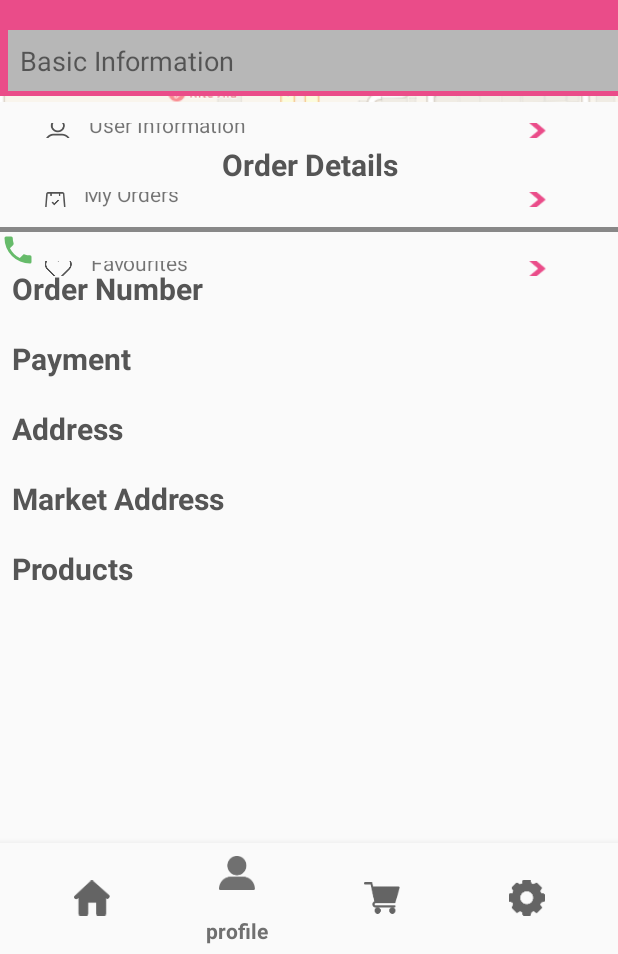
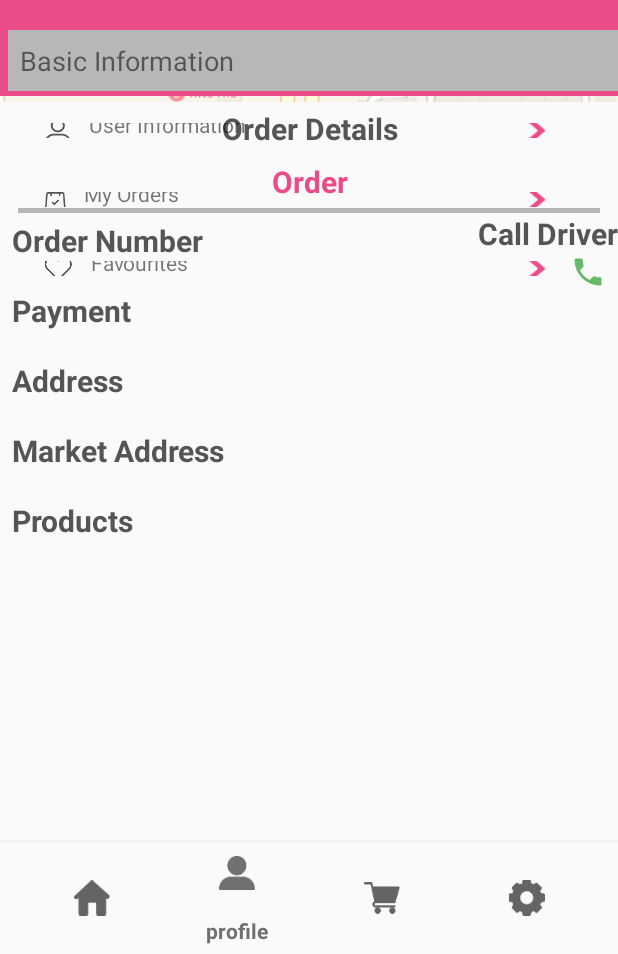
Before and after one commit to EsraaGK/bago, an Android app: the fragment OrderDetailsFragment placed in its activity, item 2 of the bottom bar chosen, on a phone screen of 412 x 824 dp, the part 282-1236 px from its top. Run offline under Robolectric (Android 15) with nearby library versions, the phone set to English and light mode, and no system bars; our stand-ins replace data binding, navigation-ui; libraries missing offline, so code that uses them is left out: ; 10 statements that could not run were skipped.

Commit message:
Esraa Commit

```diff
--- a/app/src/main/java/com/iti/bago/tabbarActivity/cart/ConfirmOrderFragment.kt
+++ b/app/src/main/java/com/iti/bago/tabbarActivity/cart/ConfirmOrderFragment.kt
@@ -36,7 +36,7 @@ class ConfirmOrderFragment : Fragment() {
         val viewModelFactory = ConfirmOrder_VMFactory(x)
         viewModel = ViewModelProviders.of(this, viewModelFactory).get(ConfirmorderViewModel::class.java)
         Log.i("arrayfrom confirm frag", x[0].name)
-        //  viewModel.args = args
+          viewModel.args = ConfirmOrderFragmentArgs.fromBundle(arguments!!)
         binding.setLifecycleOwner(this)
         binding.viewModel = viewModel
         val sharedPrefUtil = SharedPrefUtil()
--- a/app/src/main/java/com/iti/bago/tabbarActivity/cart/ConfirmorderViewModel.kt
+++ b/app/src/main/java/com/iti/bago/tabbarActivity/cart/ConfirmorderViewModel.kt
@@ -44,8 +44,9 @@ class ConfirmorderViewModel(val tempArray: Array<CartObj>) : ViewModel() {
     var phone: String = ""
     var mySupermarketsId = messyList.distinctBy { it.supermarket_id }
     val supermarkets_no = mySupermarketsId.size
-    val total_orders_coast = 15 * supermarkets_no
 
+var args :ConfirmOrderFragmentArgs?= null
+   // val total_orders_coast = (args!!.totalPrice) *15
     fun setId_Token(id: String, token: String) {
         customer_id = id
         customer_token = token
@@ -183,7 +184,7 @@ fun showDialog(view: View) {
 
     //set text from EditTexts of custom layout
     mDialogView.supermarket_text.text = "You Will Order From $supermarkets_no " +
-            "Supermarkets with total price of $total_orders_coast ,Order?"
+            "Supermarkets with total price of {${args!!.totalPrice +(supermarkets_no* 15)}} ,Order?"
 
     //ok button click of custom layout
     mDialogView.dialogOkBtn.setOnClickListener {
--- a/app/src/main/java/com/iti/bago/tabbarActivity/profile/favourites/FavouritesObj.kt
+++ b/app/src/main/java/com/iti/bago/tabbarActivity/profile/favourites/FavouritesObj.kt
@@ -9,6 +9,7 @@ data class FavouritesObj(
     val product_id: String,
     val name: String,
     val type: String,
+    val cart:Boolean?,
     var position: Int?,
     val price_before: Double,
     val price_after: Double,
--- a/app/src/main/res/layout/confirm_dialog.xml
+++ b/app/src/main/res/layout/confirm_dialog.xml
@@ -30,7 +30,8 @@
                 android:text="Confirm"
                 android:background="@drawable/layout_bg"
                 android:layout_width="wrap_content"
-                android:layout_height="wrap_content" />
+                android:layout_height="wrap_content"
+        android:layout_marginLeft="12dp"/>
     </LinearLayout>
 
 </LinearLayout>
--- a/app/src/main/res/layout/confirm_order_fragment.xml
+++ b/app/src/main/res/layout/confirm_order_fragment.xml
@@ -85,7 +85,7 @@
                 android:id="@+id/delivery_label"
                 android:layout_width="wrap_content"
                 android:layout_height="wrap_content"
-                android:text="Delivery Date and Time "
+                android:text="Order Date and Time "
                 app:layout_constraintTop_toBottomOf="@id/view1"
                 app:layout_constraintLeft_toLeftOf="parent"
                 app:layout_constraintBottom_toBottomOf="@id/view2"
--- a/app/src/main/res/layout/orderdetails_fragment.xml
+++ b/app/src/main/res/layout/orderdetails_fragment.xml
@@ -10,6 +10,7 @@
                 name="viewModel"
                 type="com.iti.bago.tabbarActivity.profile.orders.OrderDetailsViewModel"/>
     </data>
+    <ScrollView android:layout_width="match_parent" android:layout_height="match_parent">
     <android.support.constraint.ConstraintLayout
             android:layout_width="match_parent"
             android:layout_height="match_parent"
@@ -35,70 +36,106 @@
                 android:gravity="center"
                 android:text="Order Details"
                 android:textColor="#555"
+                app:layout_constraintBottom_toTopOf="@id/status_lable"
+                app:layout_constraintLeft_toLeftOf="parent"
+                app:layout_constraintRight_toRightOf="parent"
+                app:layout_constraintTop_toBottomOf="@id/map"/>
+        <TextView
+                tools:text="delivered order"
+                android:id="@+id/status_lable"
+                style="@style/header_style"
+                android:layout_width="match_parent"
+                android:layout_height="wrap_content"
+                android:layout_marginVertical="4dp"
+                android:gravity="center"
+                android:text="@{orderDetails.status+`Order`}"
+                android:textColor="@color/pink"
                 app:layout_constraintBottom_toTopOf="@id/view1"
                 app:layout_constraintLeft_toLeftOf="parent"
                 app:layout_constraintRight_toRightOf="parent"
-                app:layout_constraintTop_toBottomOf="@id/map"/>
+                app:layout_constraintTop_toBottomOf="@id/order_lable"/>
 
         <View
                 android:id="@+id/view1"
                 android:layout_width="match_parent"
                 android:layout_height="3dp"
-                android:background="#888"
+                android:background="@color/secondry"
                 app:layout_constraintBottom_toTopOf="@id/order_no_lable"
                 app:layout_constraintLeft_toLeftOf="parent"
-                app:layout_constraintTop_toBottomOf="@id/order_lable"/>
+                app:layout_constraintTop_toBottomOf="@id/order_lable"
+        android:layout_marginHorizontal="12dp"/>
+
+        <TextView
+                android:id="@+id/call_lable"
+                android:layout_width="wrap_content"
+                android:layout_height="wrap_content"
+                app:layout_constraintTop_toBottomOf="@id/view1"
+                app:layout_constraintRight_toRightOf="parent"
+                app:layout_constraintBottom_toTopOf="@id/call"
+                android:text="Call Driver"
+                style="@style/header_style"
+                android:textColor="#555"/>
 
         <LinearLayout
                 android:id="@+id/call"
-                android:layout_width="match_parent"
+                android:layout_width="wrap_content"
                 android:layout_height="wrap_content"
                 android:orientation="horizontal"
-                app:layout_constraintTop_toBottomOf="@id/view1"
-                app:layout_constraintBottom_toTopOf="@id/order_no_lable">
+                app:layout_constraintTop_toBottomOf="@id/call_lable"
+                app:layout_constraintBottom_toTopOf="@id/payment_lable"
+                app:layout_constraintRight_toRightOf="parent"
+        >
 
             <ImageView
                     android:layout_width="wrap_content"
                     android:layout_height="wrap_content"
-                    android:src="@drawable/phone"/>
+                    app:srcCompat="@drawable/phone"
+                    android:layout_marginRight="8dp"
+            />
 
             <TextView
                     android:layout_width="wrap_content"
                     android:layout_height="wrap_content"
-            tools:text="01020231020"/>
+                    android:text="@{orderDetails.delivery_phone}"
+                    tools:text="01020231020"/>
         </LinearLayout>
         <TextView
                 android:layout_marginLeft="8dp"
                 android:id="@+id/order_no_lable"
                 style="@style/header_style"
-                android:layout_width="match_parent"
+                android:textColor="#555"
+                android:layout_width="wrap_content"
                 android:layout_height="wrap_content"
                 android:text="Order Number"
-                android:textColor="#555"
+
+
                 app:layout_constraintBottom_toTopOf="@id/order_no_txt"
                 app:layout_constraintLeft_toLeftOf="parent"
-                app:layout_constraintTop_toBottomOf="@id/call"/>
+                app:layout_constraintTop_toBottomOf="@id/view1"/>
 
         <TextView
                 android:layout_marginLeft="8dp"
 
                 android:id="@+id/order_no_txt"
-                android:layout_width="match_parent"
+                android:layout_width="wrap_content"
                 android:layout_height="wrap_content"
                 android:text="@{orderDetails.order_id}"
+
                 app:layout_constraintBottom_toTopOf="@id/payment_lable"
                 app:layout_constraintLeft_toLeftOf="parent"
-                app:layout_constraintTop_toBottomOf="@id/order_no_lable"/>
+                app:layout_constraintTop_toBottomOf="@id/order_no_lable"
+                tools:text="sdfsdf"/>
 
         <TextView
                 android:id="@+id/payment_lable"
                 android:layout_marginLeft="8dp"
 
                 style="@style/header_style"
-                android:layout_width="match_parent"
+                android:layout_width="wrap_content"
                 android:layout_height="wrap_content"
                 android:text="Payment"
                 android:textColor="#555"
+
                 app:layout_constraintBottom_toTopOf="@id/payment_txt"
                 app:layout_constraintLeft_toLeftOf="parent"
                 app:layout_constraintTop_toBottomOf="@id/order_no_txt"/>
@@ -106,12 +143,13 @@
         <TextView
                 android:layout_marginLeft="8dp"
                 android:id="@+id/payment_txt"
-                android:layout_width="match_parent"
+                android:layout_width="wrap_content"
                 android:layout_height="wrap_content"
                 android:text="@{orderDetails.total_price}"
                 app:layout_constraintBottom_toTopOf="@id/dist_address_lable"
                 app:layout_constraintLeft_toLeftOf="parent"
-                app:layout_constraintTop_toBottomOf="@id/payment_lable"/>
+                app:layout_constraintTop_toBottomOf="@id/payment_lable"
+                tools:text="fdfsdf"/>
 
         <TextView
                 android:id="@+id/dist_address_lable"
@@ -181,4 +219,5 @@
                 app:layout_constraintTop_toBottomOf="@id/products"
                 app:listData="@{orderDetails.products}"/>
     </android.support.constraint.ConstraintLayout>
+    </ScrollView>
 </layout>
--- a/app/src/main/res/layout/stores_item.xml
+++ b/app/src/main/res/layout/stores_item.xml
@@ -13,6 +13,7 @@
             android:layout_width="match_parent"
             android:layout_height="200dp"
             android:onClick="@{()->viewModel.movetoSection(store_obj)}"
+
     >
 
 
--- a/app/src/main/res/layout/storesection_item.xml
+++ b/app/src/main/res/layout/storesection_item.xml
@@ -10,7 +10,8 @@
     </data>
     <android.support.constraint.ConstraintLayout
             android:layout_margin="2dp"
-
+            android:background="@drawable/layout_bgw"
+            android:elevation="8dp"
             android:padding="0dp"
             android:layout_width="match_parent"
             android:layout_height="200dp"
```
Also changed, not shown: app/src/main/java/com/iti/bago/signup_login/LogInActivity.kt (+14 -14 lines), app/src/main/java/com/iti/bago/tabbarActivity/profile/favourites/FavouritesBindingUtils.kt (+12 -21 lines), app/src/main/res/layout/activity_login.xml (+16 -16 lines), app/src/main/res/layout/cart_fragment.xml (+8 -3 lines), app/src/main/res/layout/favourite_item.xml (+8 -8 lines), app/src/main/res/layout/favourits_fragment.xml (+11 -6 lines), app/src/main/res/layout/fragment_log_in.xml (+5 -3 lines), app/src/main/res/layout/fragment_sign_up.xml (+9 -4 lines), app/src/main/res/layout/item_order_product.xml (+12 -5 lines), app/src/main/res/layout/product_item.xml (+8 -2 lines).
